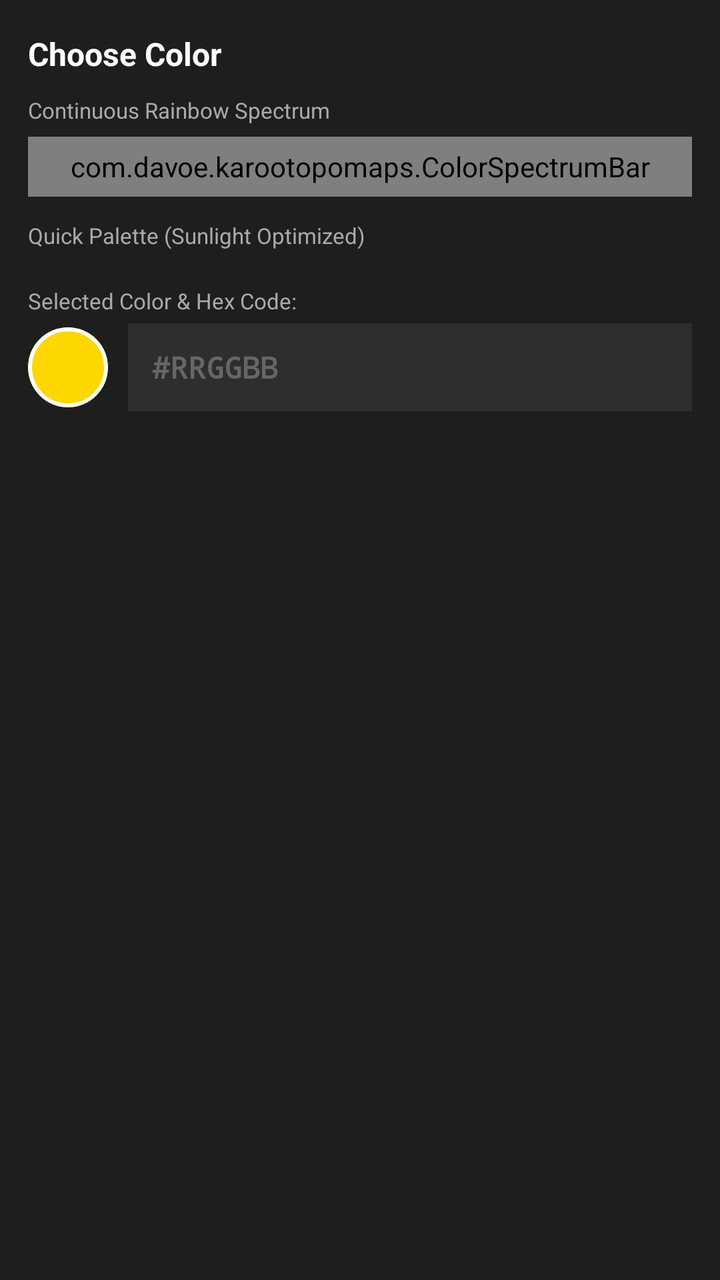
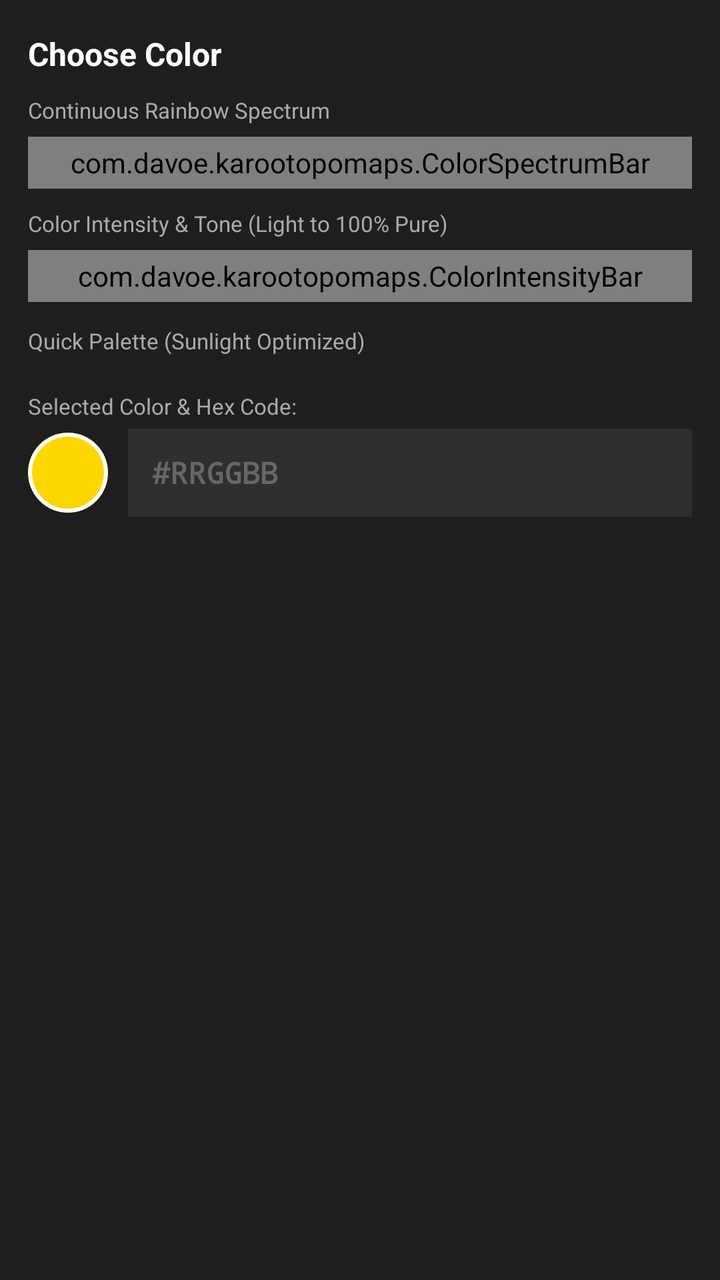

Before-and-after screenshots of an Android layout around one commit, followed by the original layout XML and the change that was made.
<!-- AndroidManifest.xml: application theme Theme.KarooTopoMaps -->
<!-- res/layout/dialog_color_picker.xml -->
<?xml version="1.0" encoding="utf-8"?>
<LinearLayout xmlns:android="http://schemas.android.com/apk/res/android"
    xmlns:app="http://schemas.android.com/apk/res-auto"
    android:layout_width="match_parent"
    android:layout_height="wrap_content"
    android:orientation="vertical"
    android:background="#1E1E1E"
    android:paddingStart="14dp"
    android:paddingEnd="14dp"
    android:paddingTop="16dp"
    android:paddingBottom="12dp">

    <TextView
        android:id="@+id/tvColorPickerTitle"
        android:layout_width="match_parent"
        android:layout_height="wrap_content"
        android:text="@string/color_picker_title"
        android:textColor="#FFFFFF"
        android:textSize="16sp"
        android:textStyle="bold"
        android:layout_marginBottom="10dp" />

    
    <TextView
        android:layout_width="match_parent"
        android:layout_height="wrap_content"
        android:text="@string/color_spectrum_title"
        android:textColor="#AAAAAA"
        android:textSize="11sp"
        android:layout_marginBottom="6dp" />

    <com.davoe.karootopomaps.ColorSpectrumBar
        android:id="@+id/spectrumBar"
        android:layout_width="match_parent"
        android:layout_height="30dp"
        android:layout_marginBottom="12dp" />

    
    <TextView
        android:layout_width="match_parent"
        android:layout_height="wrap_content"
        android:text="@string/color_palette_title"
        android:textColor="#AAAAAA"
        android:textSize="11sp"
        android:layout_marginBottom="6dp" />

    <LinearLayout
        android:layout_width="match_parent"
        android:layout_height="wrap_content"
        android:gravity="center"
        android:layout_marginBottom="12dp">

        <GridLayout
            android:id="@+id/gridPalette"
            android:layout_width="wrap_content"
            android:layout_height="wrap_content"
            android:columnCount="6"
            android:rowCount="5" />

    </LinearLayout>

    <TextView
        android:layout_width="match_parent"
        android:layout_height="wrap_content"
        android:text="@string/color_selected_label"
        android:textColor="#AAAAAA"
        android:textSize="11sp"
        android:layout_marginBottom="4dp" />

    <LinearLayout
        android:layout_width="match_parent"
        android:layout_height="wrap_content"
        android:orientation="horizontal"
        android:gravity="center_vertical">

        <com.google.android.material.card.MaterialCardView
            android:id="@+id/cardPreviewWrapper"
            android:layout_width="40dp"
            android:layout_height="40dp"
            app:cardCornerRadius="20dp"
            app:strokeColor="#FFFFFF"
            app:strokeWidth="2dp"
            android:layout_marginEnd="10dp">

            <View
                android:id="@+id/viewSelectedColorPreview"
                android:layout_width="match_parent"
                android:layout_height="match_parent"
                android:background="#FFD700" />

        </com.google.android.material.card.MaterialCardView>

        <EditText
            android:id="@+id/etHexCode"
            android:layout_width="0dp"
            android:layout_height="44dp"
            android:layout_weight="1"
            android:background="#2E2E2E"
            android:hint="#RRGGBB"
            android:textColorHint="#666666"
            android:textColor="#FFFFFF"
            android:paddingStart="12dp"
            android:paddingEnd="12dp"
            android:inputType="textCapCharacters"
            android:maxLength="7"
            android:typeface="monospace"
            android:textSize="15sp"
            android:textStyle="bold" />

    </LinearLayout>

</LinearLayout>
<!-- resources referenced by this layout -->
<resources>
  <string name="color_palette_title">Quick Palette (Sunlight Optimized)</string>
  <string name="color_picker_title">Choose Color</string>
  <string name="color_selected_label">Selected Color &amp; Hex Code:</string>
  <string name="color_spectrum_title">Continuous Rainbow Spectrum</string>
  <style name="Theme.KarooTopoMaps" parent="Theme.Material3.Dark.NoActionBar">
          <item name="colorPrimary">#FFD700</item>
          <item name="colorOnPrimary">#000000</item>
          <item name="android:windowBackground">#121212</item>
          <item name="android:statusBarColor">#121212</item>
          <item name="android:navigationBarColor">#121212</item>
      </style>
</resources>

<!-- the commit's change to res/layout/dialog_color_picker.xml (unified diff, before → after) -->
@@ -32,7 +32,22 @@
     <com.davoe.karootopomaps.ColorSpectrumBar
         android:id="@+id/spectrumBar"
         android:layout_width="match_parent"
-        android:layout_height="30dp"
+        android:layout_height="26dp"
+        android:layout_marginBottom="10dp" />
+
+    
+    <TextView
+        android:layout_width="match_parent"
+        android:layout_height="wrap_content"
+        android:text="@string/color_intensity_title"
+        android:textColor="#AAAAAA"
+        android:textSize="11sp"
+        android:layout_marginBottom="6dp" />
+
+    <com.davoe.karootopomaps.ColorIntensityBar
+        android:id="@+id/intensityBar"
+        android:layout_width="match_parent"
+        android:layout_height="26dp"
         android:layout_marginBottom="12dp" />
 
     
<!-- resource entries referenced after the edit -->
@@ -1,5 +1,6 @@
 <!-- resources referenced by this layout -->
 <resources>
+  <string name="color_intensity_title">Color Intensity &amp; Tone (Light to 100% Pure)</string>
   <string name="color_palette_title">Quick Palette (Sunlight Optimized)</string>
   <string name="color_picker_title">Choose Color</string>
   <string name="color_selected_label">Selected Color &amp; Hex Code:</string>
